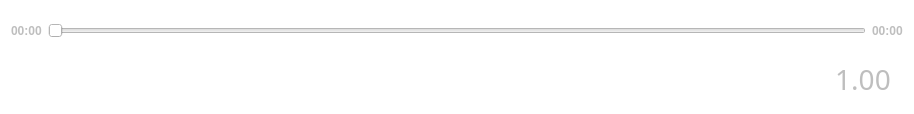
First picture: the form in ui/components/player.ui, repository amirmohsen1384/mockingbird, before the edit.
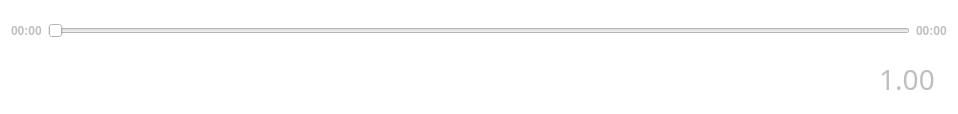
Second picture: the form after the edit. Icons and pictures are not drawn.

Commit message: Integrated the playlist into player

What changed in the file:
```diff
--- a/ui/components/player.ui
+++ b/ui/components/player.ui
@@ -6,7 +6,7 @@
    <rect>
     <x>0</x>
     <y>0</y>
-    <width>914</width>
+    <width>958</width>
     <height>114</height>
    </rect>
   </property>
```
Left out of the diff: 109 changed lines with no effect on the pictures. The commit also changes 2 other files.
